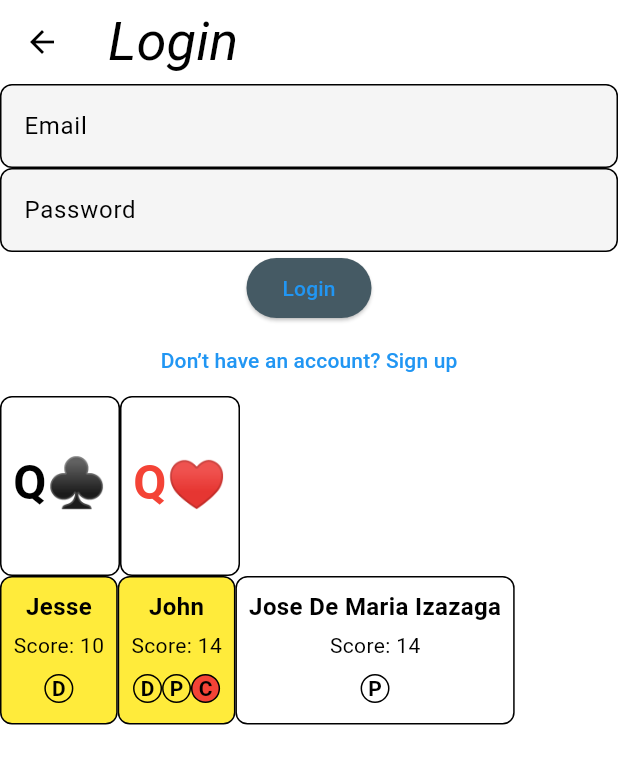
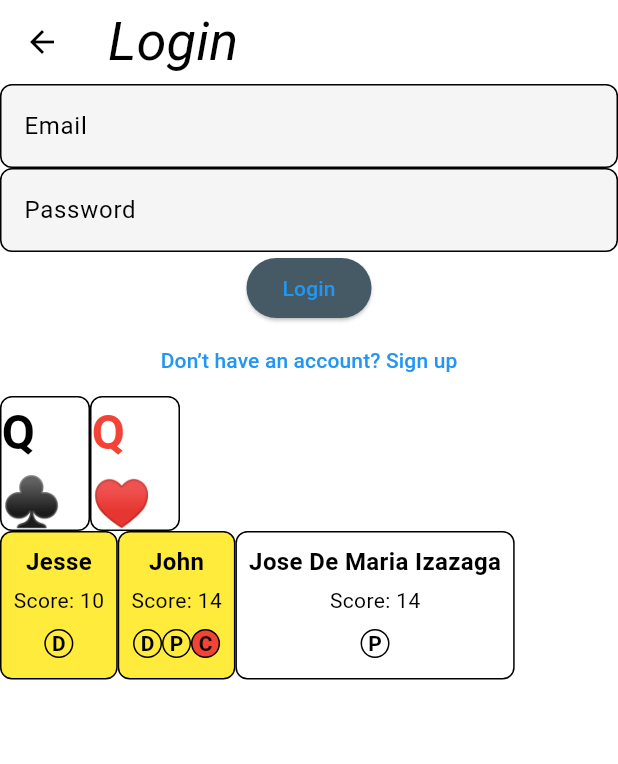
Before and after one commit to justinleebehnke/sheephead-club-client, a Flutter app: the LoginPage screen opened directly, on a phone screen of 412 x 824 dp. Shown: the top 764 px of the screen. Run offline on Flutter 3.47's test engine with Material 3 defaults, Android fonts, the phone set to English and light mode, and no system bars; Roboto replaces fonts that are missing (Hind, Montserrat).

Commit message:
Implement simple UI

```diff
--- a/lib/widgets/card_widget.dart
+++ b/lib/widgets/card_widget.dart
@@ -35,8 +35,8 @@ class CardWidget extends StatelessWidget {
   Widget build(BuildContext context) {
     return GestureDetector(
       child: Container(
-        width: 80,
-        height: 120,
+        width: 60,
+        height: 90,
         decoration: BoxDecoration(
           borderRadius: BorderRadius.circular(8.0),
           border: Border.all(
--- a/lib/widgets/trick_widget.dart
+++ b/lib/widgets/trick_widget.dart
@@ -15,7 +15,7 @@ class TrickWidget extends StatelessWidget {
   Widget build(BuildContext context) {
     List<Widget> cardWidgets = _getCardWidgetsFromIds(cardIds);
     return SizedBox(
-      width: double.infinity,
+      width: 300,
       height: 300,
       child: Stack(
         children: [
@@ -33,7 +33,7 @@ class TrickWidget extends StatelessWidget {
   }
 
   Widget _positionCard(Widget cardWidget, StartingPosition startingPosition) {
-    const cardOffsetIncrement = 60.0;
+    const cardOffsetIncrement = 53.0;
     const double stackCenterX = 100.0;
     const double stackCenterY = 70.0;
 
```
Also changed, not shown: lib/game_board_page.dart (+18 -7 lines), lib/main.dart (+1 -6 lines).
